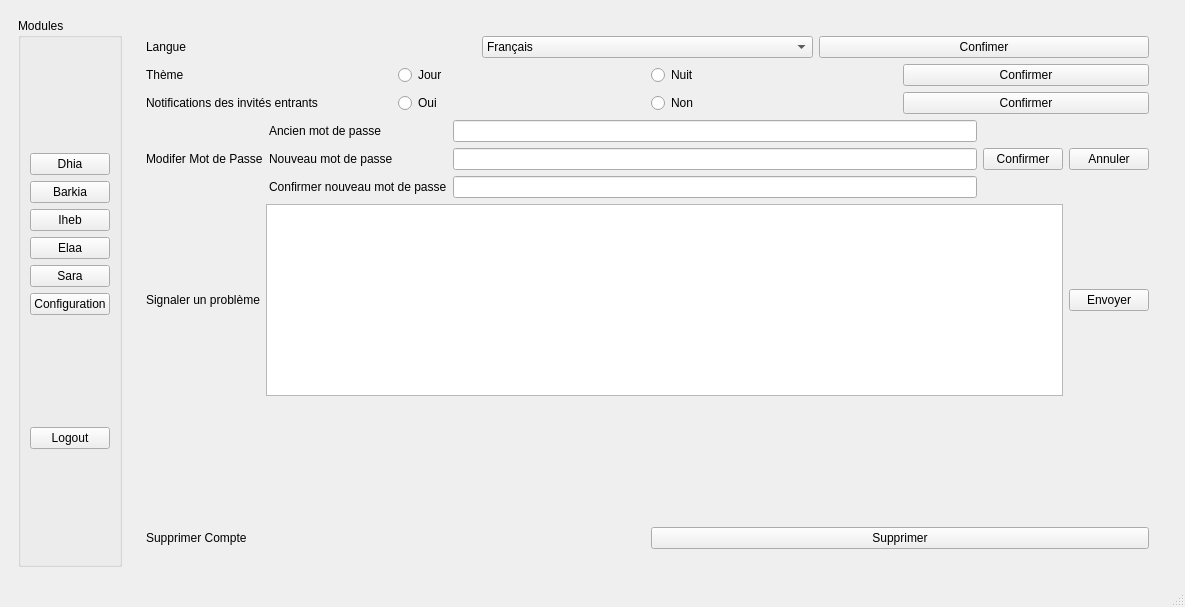
Above: INTEGRATION/mainwindow.ui from dhiaabdelli1/Wedding_planner_2A1 before the change. Below: the same form after it.
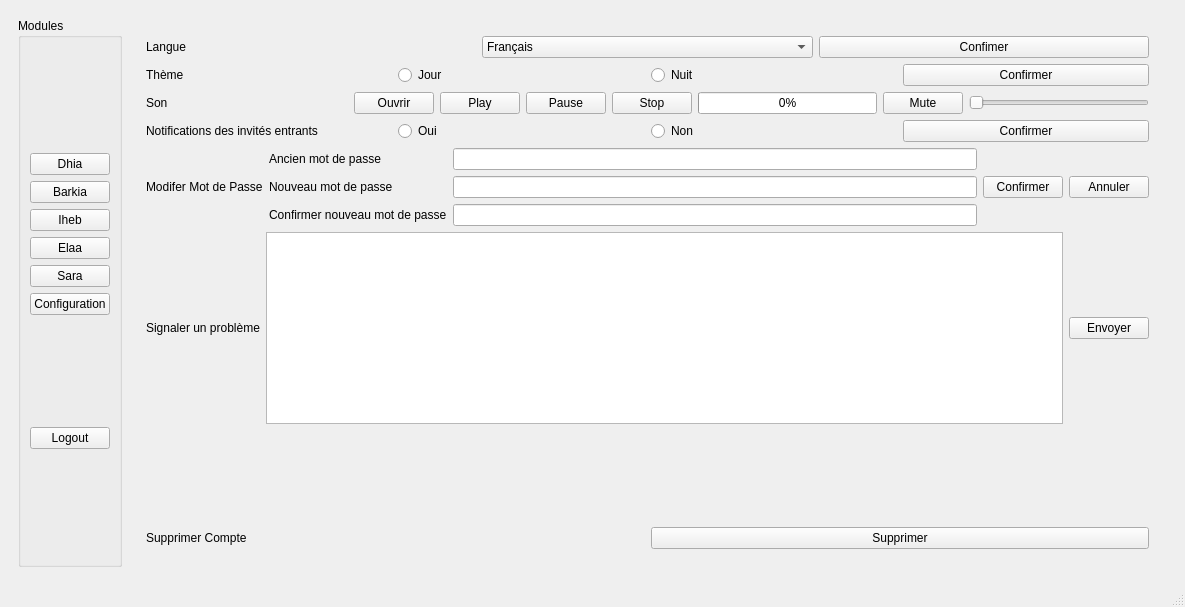
That is the form after the change. The open tabs and pages were chosen to show the change. Icons and pictures are not drawn.

What changed in the file:
```diff
--- a/INTEGRATION/mainwindow.ui
+++ b/INTEGRATION/mainwindow.ui
@@ -4409,6 +4409,79 @@
                         </item>
                        </layout>
                       </item>
+                      <item>
+                       <layout class="QGridLayout" name="gridLayout_6">
+                        <item row="0" column="1">
+                         <spacer name="horizontalSpacer_5">
+                          <property name="orientation">
+                           <enum>Qt::Horizontal</enum>
+                          </property>
+                          <property name="sizeHint" stdset="0">
+                           <size>
+                            <width>40</width>
+                            <height>20</height>
+                           </size>
+                          </property>
+                         </spacer>
+                        </item>
+                        <item row="0" column="3">
+                         <widget class="QPushButton" name="play_media">
+                          <property name="text">
+                           <string>Play</string>
+                          </property>
+                         </widget>
+                        </item>
+                        <item row="0" column="4">
+                         <widget class="QPushButton" name="pause_media">
+                          <property name="text">
+                           <string>Pause</string>
+                          </property>
+                         </widget>
+                        </item>
+                        <item row="0" column="5">
+                         <widget class="QPushButton" name="stop_media">
+                          <property name="text">
+                           <string>Stop</string>
+                          </property>
+                         </widget>
+                        </item>
+                        <item row="0" column="7">
+                         <widget class="QPushButton" name="mute_media">
+                          <property name="text">
+                           <string>Mute</string>
+                          </property>
+                         </widget>
+                        </item>
+                        <item row="0" column="0">
+                         <widget class="QLabel" name="label_32">
+                          <property name="text">
+                           <string>Son</string>
+                          </property>
+                         </widget>
+                        </item>
+                        <item row="0" column="2">
+                         <widget class="QPushButton" name="ouvrir_media">
+                          <property name="text">
+                           <string>Ouvrir</string>
+                          </property>
+                         </widget>
+                        </item>
+                        <item row="0" column="6">
+                         <widget class="QProgressBar" name="avancement_media">
+                          <property name="value">
+                           <number>0</number>
+                          </property>
+                         </widget>
+                        </item>
+                        <item row="0" column="8">
+                         <widget class="QSlider" name="volume_media">
+                          <property name="orientation">
+                           <enum>Qt::Horizontal</enum>
+                          </property>
+                         </widget>
+                        </item>
+                       </layout>
+                      </item>
                       <item>
                        <layout class="QHBoxLayout" name="horizontalLayout_118">
                         <item>
```
Left out of the diff: 23 changed lines with no effect on the pictures.
